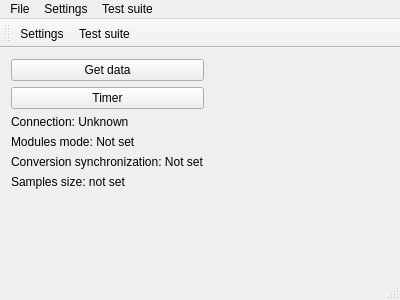
This is mainwindow.ui in stepankuzmin/mole as Qt 5 draws it before an edit. The edited form follows.
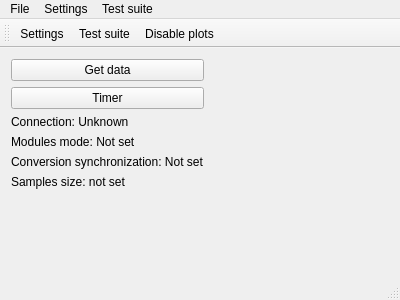
This is the edited form.

```diff
--- a/mainwindow.ui
+++ b/mainwindow.ui
@@ -151,6 +151,7 @@
    </attribute>
    <addaction name="actionSettings"/>
    <addaction name="actionTest_suite"/>
+   <addaction name="actionDisablePlots"/>
   </widget>
   <widget class="QStatusBar" name="statusBar"/>
   <action name="actionSettings">
@@ -181,6 +182,14 @@
     <string>Quit</string>
    </property>
   </action>
+  <action name="actionDisablePlots">
+   <property name="text">
+    <string>Disable plots</string>
+   </property>
+   <property name="toolTip">
+    <string>Disable plots</string>
+   </property>
+  </action>
  </widget>
  <layoutdefault spacing="6" margin="11"/>
  <resources/>
```
Left out of the diff: 12 changed lines with no effect on the pictures.
